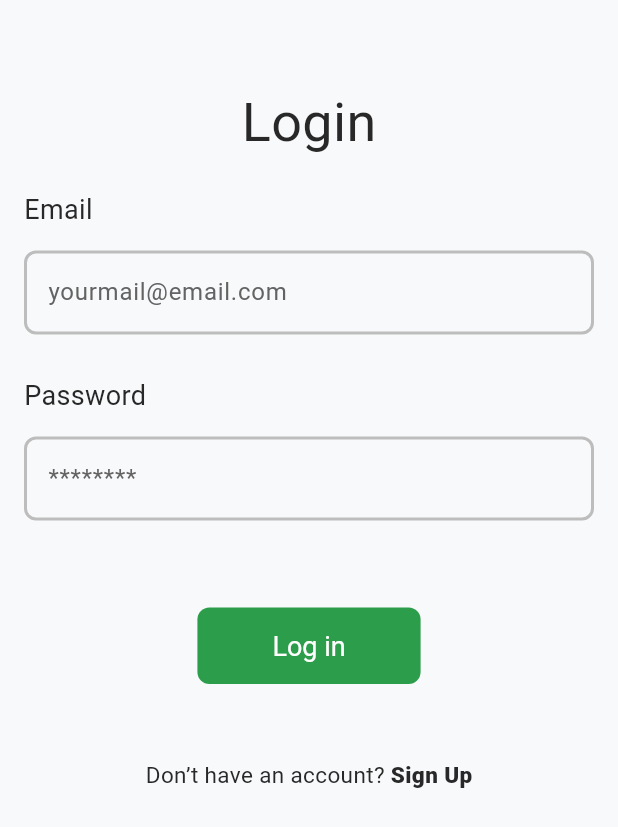
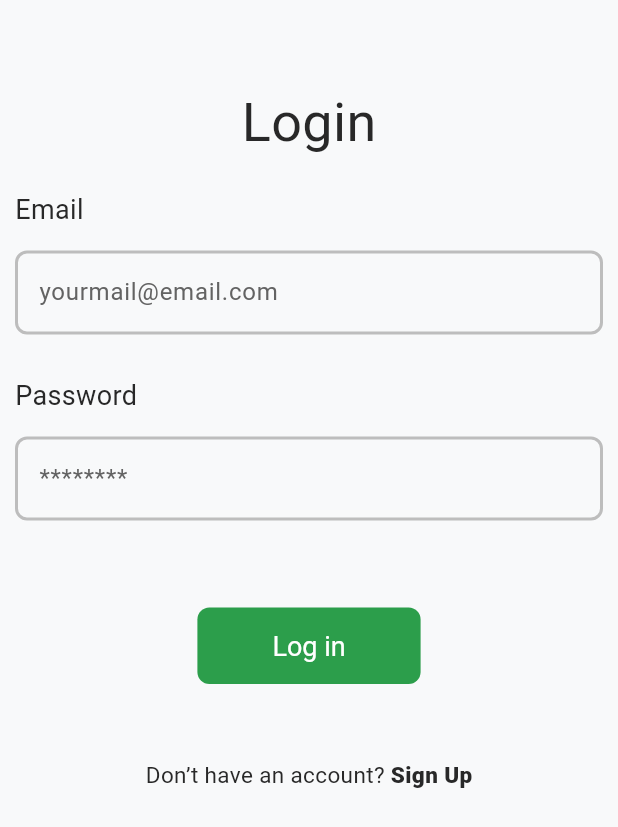
Before and after one commit to dushaDev/NSBMFindX, a Flutter app: the screen it shows after launch, on a phone screen of 412 x 824 dp. Shown: the top 827 px of the screen. Run offline on Flutter 3.47's test engine with Material 3 defaults, Android fonts, the phone set to English and light mode, and no system bars; our stand-ins replace cloud_firestore, firebase_auth, firebase_core, flutter_dotenv, flutter_spinkit, google_fonts; accounts and stored records are empty.

Commit message:
fix:login design

```diff
--- a/lib/login.dart
+++ b/lib/login.dart
@@ -1,9 +1,7 @@
-
 import 'package:find_x/bottom_nav/home.dart';
 import 'package:find_x/index_page.dart';
 import 'package:find_x/signup.dart';
 import 'package:firebase_auth/firebase_auth.dart';
-import 'package:flutter/cupertino.dart';
 import 'package:flutter/material.dart';
 import 'package:flutter_spinkit/flutter_spinkit.dart';
 
@@ -32,118 +30,47 @@ class _LoginState extends State<Login> {
       body: Stack(children: [
         SingleChildScrollView(
           child: Padding(
-            padding: const EdgeInsets.only(bottom: 8.0, left: 8.0, right: 8.0),
+            padding: const EdgeInsets.symmetric(horizontal: 10.0),
             child: Form(
               key: _formKey,
               child: Column(
                 crossAxisAlignment: CrossAxisAlignment.center,
                 children: [
+                  _buildHeadline('Login'),
                   Column(
+                    crossAxisAlignment: CrossAxisAlignment.start,
                     children: [
-                      Text(
-                        "Login",
-                        style: TextStyle(
-                            color: Theme.of(context).colorScheme.onSurface,
-                            fontSize: 36.0,
-                            fontWeight: FontWeight.normal),
-                      )
+                      _buildText('Email'),
+                      Padding(
+                          padding: const EdgeInsets.symmetric(vertical: 8.0),
+                          child: _buildTextFormField(
+                            _emailController,
+                            'yourmail@email.com',
+                            (value) {
+                              if (value == null || value.isEmpty) {
+                                return 'Email is required.';
+                              }
+                              final emailRegex =
+                                  RegExp(r'^[^@]+@[^@]+\.[^@]+$');
+                              if (!emailRegex.hasMatch(value)) {
+                                return 'Invalid email format.';
+                              }
+                              return null;
+                            },
+                          ))
                     ],
                   ),
                   Column(
                     crossAxisAlignment: CrossAxisAlignment.start,
                     children: [
+                      _buildText('Password'),
                       Padding(
-                        padding: const EdgeInsets.only(
-                            top: 20.0, bottom: 6.0, left: 8.0, right: 8.0),
-                        child: Text(
-                          "Email",
-                          style: TextStyle(
-                              color: Theme.of(context).colorScheme.onSurface,
-                              fontSize: 18.0),
-                        ),
-                      ),
-                      Padding(
-                        padding: const EdgeInsets.all(8.0),
-                        child: TextFormField(
-                          controller: _emailController,
-                          style: TextStyle(
-                            color: Theme.of(context).colorScheme.onSurface,
-                          ),
-                          decoration: InputDecoration(
-                            enabledBorder: OutlineInputBorder(
-                                borderRadius: BorderRadius.circular(8.0),
-                                borderSide: BorderSide(
-                                    color: Theme.of(context)
-                                        .colorScheme
-                                        .outlineVariant,
-                                    width: 2.0,
-                                    style: BorderStyle.solid)),
-                            focusedBorder: OutlineInputBorder(
-                                borderRadius: BorderRadius.circular(8.0),
-                                borderSide: BorderSide(
-                                    color: Theme.of(context)
-                                        .colorScheme
-                                        .onSurfaceVariant,
-                                    width: 2.0,
-                                    style: BorderStyle.solid)),
-                            hintText: "yourmail@email.com",
-                          ),
-                          validator: (value) {
-                            if (value == null || value.isEmpty) {
-                              return 'Email is required.';
-                            }
-                            final emailRegex = RegExp(r'^[^@]+@[^@]+\.[^@]+$');
-                            if (!emailRegex.hasMatch(value)) {
-                              return 'Invalid email format.';
-                            }
-                            return null;
-                          },
-                        ),
-                      )
-                    ],
-                  ),
-                  Column(
-                    crossAxisAlignment: CrossAxisAlignment.start,
-                    children: [
-                      Padding(
-                        padding: const EdgeInsets.only(
-                            top: 20.0, bottom: 6.0, left: 8.0, right: 8.0),
-                        child: Text(
-                          "Password",
-                          style: TextStyle(
-                              color: Theme.of(context).colorScheme.onSurface,
-                              fontSize: 18.0),
-                        ),
-                      ),
-                      Padding(
-                        padding: const EdgeInsets.all(8.0),
-                        child: TextFormField(
-                          controller: _passwordController,
-                          style: TextStyle(
-                            color: Theme.of(context).colorScheme.onSurface,
-                          ),
-                          decoration: InputDecoration(
-                            enabledBorder: OutlineInputBorder(
-                                borderRadius: BorderRadius.circular(8.0),
-                                borderSide: BorderSide(
-                                    color: Theme.of(context)
-                                        .colorScheme
-                                        .outlineVariant,
-                                    width: 2.0,
-                                    style: BorderStyle.solid)),
-                            focusedBorder: OutlineInputBorder(
-                                borderRadius: BorderRadius.circular(8.0),
-                                borderSide: BorderSide(
-                                    color: Theme.of(context)
-                                        .colorScheme
-                                        .onSurfaceVariant,
-                                    width: 2.0,
-                                    style: BorderStyle.solid)),
-                            hintText: "********",
-                          ),
+                          padding: const EdgeInsets.symmetric(vertical: 8.0),
+                          child: _buildTextFormField(
+                            _passwordController,
+                            '********',
                             obscureText: true,
-                          obscuringCharacter: "*",
-                          validator: (value) {
+                            (value) {
                               if (value == null || value.isEmpty) {
                                 return 'Password is required.';
                               }
@@ -152,8 +79,7 @@ class _LoginState extends State<Login> {
                               }
                               return null;
                             },
-                        ),
-                      )
+                          ))
                     ],
                   ),
                   Padding(
@@ -162,10 +88,9 @@ class _LoginState extends State<Login> {
                       children: [
                         FilledButton(
                           onPressed: () {
-
                             if (_formKey.currentState?.validate() == true) {
                               setState(() {
-                                _isSpinKitLoaded=true;
+                                _isSpinKitLoaded = true;
                               });
 
                               authService
@@ -230,8 +155,8 @@ class _LoginState extends State<Login> {
             ),
           ),
         ),
-        _isSpinKitLoaded?
-        Align(
+        _isSpinKitLoaded
+            ? Align(
                 alignment: Alignment.bottomCenter,
                 child: Container(
                   margin: const EdgeInsets.only(top: 100.0),
@@ -240,8 +165,62 @@ class _LoginState extends State<Login> {
                     size: 25.0,
                   ),
                 ),
-        ):Container(),
+              )
+            : Container(),
       ]),
+    );
+  }
+
+  Widget _buildTextFormField(TextEditingController textController, String hint,
+      FormFieldValidator validator,
+      {obscureText = false}) {
+    return TextFormField(
+      controller: textController,
+      style: TextStyle(
+        color: Theme.of(context).colorScheme.onSurface,
+      ),
+      decoration: InputDecoration(
+        enabledBorder: OutlineInputBorder(
+            borderRadius: BorderRadius.circular(8.0),
+            borderSide: BorderSide(
+                color: Theme.of(context).colorScheme.outlineVariant,
+                width: 2.0,
+                style: BorderStyle.solid)),
+        focusedBorder: OutlineInputBorder(
+            borderRadius: BorderRadius.circular(8.0),
+            borderSide: BorderSide(
+                color: Theme.of(context).colorScheme.outline,
+                width: 2.0,
+                style: BorderStyle.solid)),
+        hintText: hint,
+      ),
+      obscureText: obscureText,
+      obscuringCharacter: "*",
+      validator: validator,
+    );
+  }
+
+  Widget _buildHeadline(String text) {
+    return Text(
+      text,
+      style: TextStyle(
+          color: Theme.of(context).colorScheme.onSurface,
+          fontSize: 36.0,
+          fontWeight: FontWeight.normal),
+    );
+  }
+
+  Widget _buildText(String text) {
+    return Padding(
+      padding: const EdgeInsets.only(
+        top: 20.0,
+        bottom: 6.0,
+      ),
+      child: Text(
+        text,
+        style: TextStyle(
+            color: Theme.of(context).colorScheme.onSurface, fontSize: 18.0),
+      ),
     );
   }
 
--- a/lib/lost_post.dart
+++ b/lib/lost_post.dart
@@ -251,22 +251,24 @@ class _LostPostState extends State<LostPost> {
               ],
             ),
           ),
-          SizedBox(height: 20),
           Padding(
-            padding: const EdgeInsets.symmetric(horizontal: 120.0),
-            child: ElevatedButton(
-              onPressed: () {},
-              style: ElevatedButton.styleFrom(
-                backgroundColor: Theme.of(context).colorScheme.primary,
-                padding: EdgeInsets.symmetric(vertical: 14),
-                shape: RoundedRectangleBorder(
-                  borderRadius: BorderRadius.circular(8),
-                ),
-              ),
-              child: Text("Post Now",
-                  style: TextStyle(
-                      fontSize: 18,
-                      color: Theme.of(context).colorScheme.onPrimary)),
+            padding: const EdgeInsets.all(50.0),
+            child: Column(
+              children: [
+                FilledButton(
+                  onPressed: () {},
+                  style: FilledButton.styleFrom(
+                    backgroundColor: Theme.of(context).colorScheme.primary,
+                    foregroundColor: Theme.of(context).colorScheme.onPrimary,
+                    textStyle: const TextStyle(fontSize: 18.0),
+                    shape: RoundedRectangleBorder(
+                        borderRadius: BorderRadius.circular(8.0)),
+                    padding: const EdgeInsets.only(
+                        left: 50.0, right: 50.0, top: 15.0, bottom: 15.0),
+                  ),
+                  child: const Text("Post Now"),
+                )
+              ],
             ),
           ),
           SizedBox(height: 20),
--- a/lib/main.dart
+++ b/lib/main.dart
@@ -1,3 +1,4 @@
+import 'package:find_x/bottom_nav/home.dart';
 import 'package:find_x/res/color_profile.dart';
 import 'package:firebase_auth/firebase_auth.dart';
 import 'package:firebase_core/firebase_core.dart';
@@ -38,7 +39,7 @@ class MyApp extends StatelessWidget {
           useMaterial3: true,
           colorScheme: ColorProfile.dark),
       themeMode: ThemeMode.system,
-      home:  _loadingPage()
+      home:  Login(),
     );
   }
   Widget _loadingPage() {
```
Lines whose indentation alone changed are shown as unchanged.
